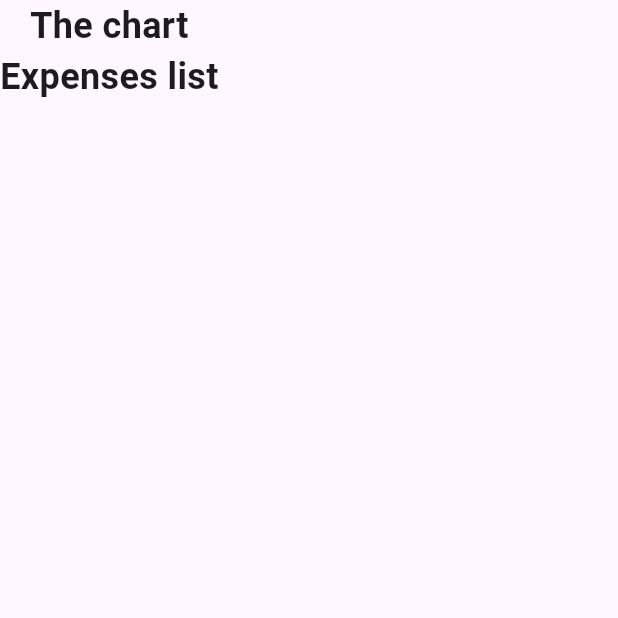
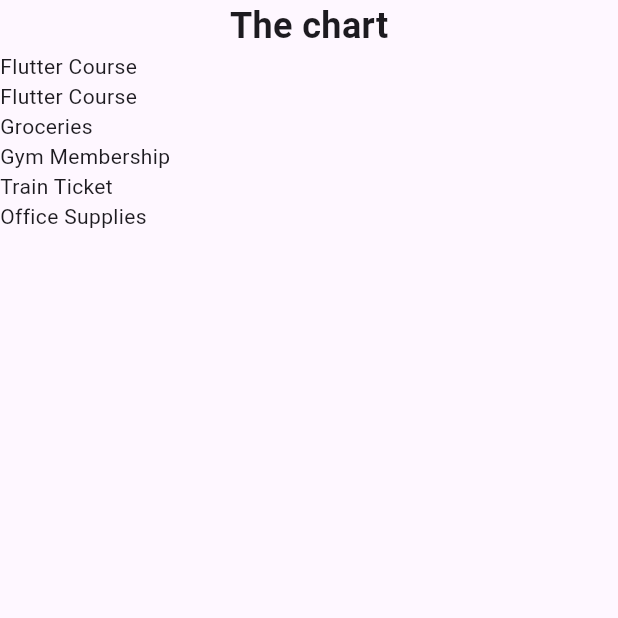
Before and after one commit to NevenD/expense_tracker, a Flutter app: the screen it shows after launch, on a phone screen of 412 x 824 dp, the top half of it. Run offline on Flutter 3.47's test engine with Material 3 defaults, Android fonts, the phone set to English and light mode, and no system bars.

Commit message:
Adding expenses list

```diff
--- a/lib/expenses.dart
+++ b/lib/expenses.dart
@@ -1,3 +1,4 @@
+import 'package:expense_tracker/expenses_list.dart';
 import 'package:expense_tracker/models/expense.dart';
 import 'package:flutter/material.dart';
 
@@ -63,10 +64,7 @@ class _ExpensesState extends State<Expenses> {
             'The chart',
             style: TextStyle(fontSize: 24, fontWeight: FontWeight.bold),
           ),
-          const Text(
-            'Expenses list',
-            style: TextStyle(fontSize: 24, fontWeight: FontWeight.bold),
-          ),
+          Expanded(child: ExpensesList(expenses: _registeredExpenses)),
         ],
       ),
     );
--- /dev/null
+++ b/lib/expenses_list.dart
@@ -0,0 +1,18 @@
+import 'package:expense_tracker/models/expense.dart';
+import 'package:flutter/widgets.dart';
+
+class ExpensesList extends StatelessWidget {
+  const ExpensesList({super.key, required this.expenses});
+
+  final List<Expense> expenses;
+
+  @override
+  Widget build(BuildContext context) {
+    return ListView.builder(
+      itemCount: expenses.length,
+      itemBuilder: (ctx, index) {
+        return Text(expenses[index].title);
+      },
+    );
+  }
+}
```
